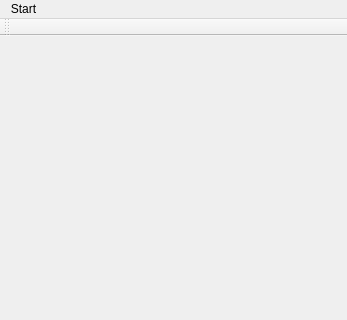
Qt form FanFanQi/mymainwindow.ui (zh81370071/FanFanQi) before a commit; both pictures show x 0 to 347 and y 0 to 320 of the 347 by 490 pixel window.
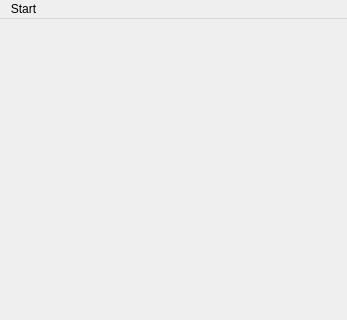
The same form after that commit.

```diff
--- a/FanFanQi/mymainwindow.ui
+++ b/FanFanQi/mymainwindow.ui
@@ -31,14 +31,6 @@
    </widget>
    <addaction name="menuStart"/>
   </widget>
-  <widget class="QToolBar" name="mainToolBar">
-   <attribute name="toolBarArea">
-    <enum>TopToolBarArea</enum>
-   </attribute>
-   <attribute name="toolBarBreak">
-    <bool>false</bool>
-   </attribute>
-  </widget>
   <action name="actionQuit">
    <property name="text">
     <string>Quit</string>
```
